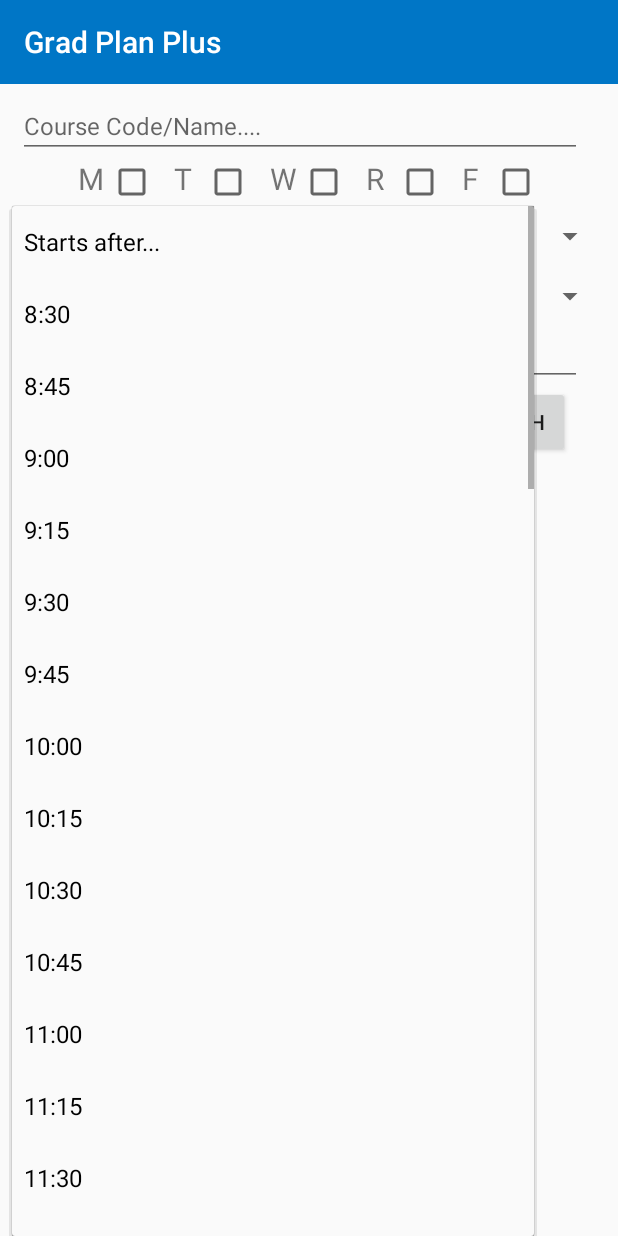
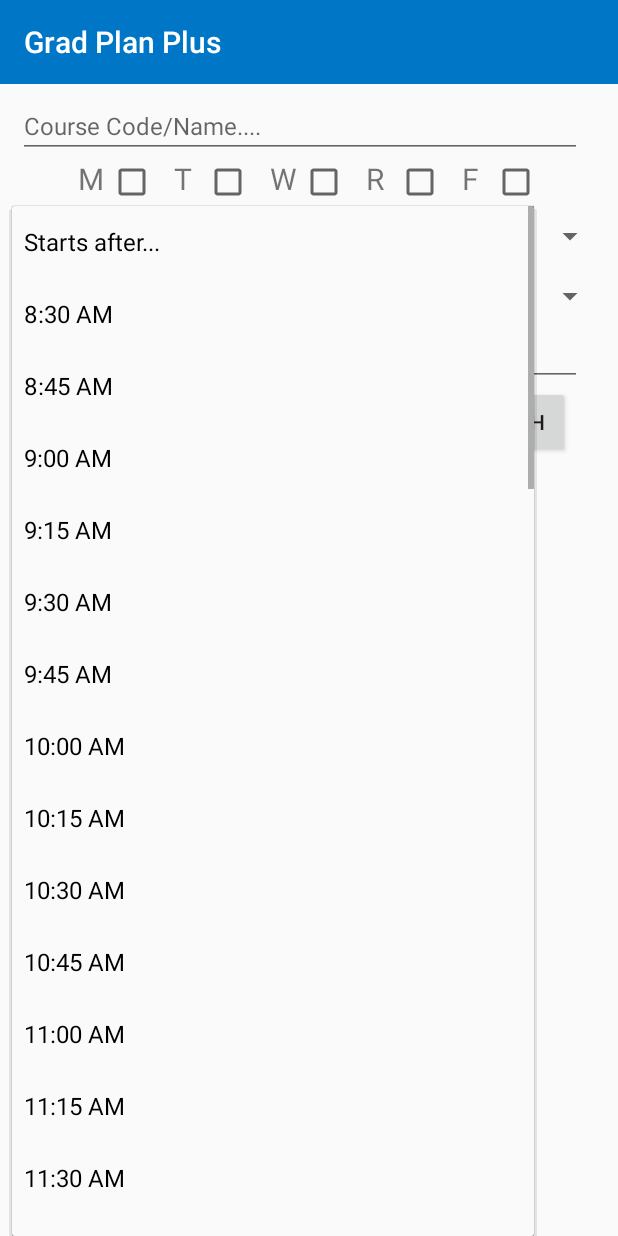
Before and after one commit to tysondoberneck/GradPlanProject, an Android app: the SearchActivity screen opened directly, with no data from a screen before it, after a tap on "Starts after...", on a phone screen of 412 x 824 dp. Run offline under Robolectric (Android 15) with nearby library versions, the phone set to English and light mode, and no system bars; our stand-ins replace Firebase (no records; nobody signed in at launch, a user with empty details on screens opened directly); libraries missing offline, so code that uses them is left out: com.mikepenz.materialdrawer; 8 statements that could not run were skipped.

Commit message:
SearchActivity can now filter by start/end times (has to be exact times, not "starts after" or "ends before" ...yet) and name of instructor. If fields are left blank, they do not factor into filtering.

```diff
--- a/app/src/main/java/com/example/gradplanproject/SearchActivity.java
+++ b/app/src/main/java/com/example/gradplanproject/SearchActivity.java
@@ -282,17 +282,19 @@ public class SearchActivity extends AppCompatActivity {
 
                                 // wds.getInstructor().equals(course.getInstructors().get(0).get("first"))
 
-                                if(wds.getInstructor().length() != 0)
-                                    if (wds.getInstructor().equals(course.getInstructors().get(0).get("first"))) {
+                                if (wds.getInstructor().length() != 0) {
+                                    if (!(wds.getInstructor().equals(course.getInstructors().get(0).get("first"))))
                                         continue;
-                                    }
-
-                                if (wds.getStartTime() != course.getSchedules().get(0).get("start")) {
-                                    continue;
                                 }
 
-                                if (wds.getStartTime() != course.getSchedules().get(0).get("end")) {
-                                    continue;
+                                if (!(wds.getStartTime().equals("Starts after..."))) {
+                                    if (!(wds.getStartTime().equals(course.getSchedules().get(0).get("start"))))
+                                        continue;
+                                }
+
+                                if (!(wds.getEndTime().equals("Ends before..."))) {
+                                    if (!(wds.getEndTime().equals(course.getSchedules().get(0).get("end"))))
+                                        continue;
                                 }
 
                                 if (wds.isSectionFull()) {
@@ -300,18 +302,18 @@ public class SearchActivity extends AppCompatActivity {
                                         continue;
                                 }
 
-                                if (course.getSchedules().size() == 1) {
-                                    boolean matches = true;
-                                    ArrayList<String> daysList = (ArrayList) course.getSchedules().get(0).get("days");
-                                    for (int i = 0; i < 5; i++) {
-                                        if (wds.getDays().get(i) != daysList.get(i)) {
-                                            matches = false;
-                                            continue;
-                                        }
-                                    }
-                                    if (matches == false)
-                                        continue;
-                                }
+//                                if (course.getSchedules().size() == 1) {
+//                                    boolean matches = true;
+//                                    ArrayList<String> daysList = (ArrayList) course.getSchedules().get(0).get("days");
+//                                    for (int i = 0; i < 5; i++) {
+//                                        if (wds.getDays().get(i) != daysList.get(i)) {
+//                                            matches = false;
+//                                            continue;
+//                                        }
+//                                    }
+//                                    if (matches == false)
+//                                        continue;
+//                                }
 
                                 //courses.add(course);
                                 courseList.add(course);
--- a/app/src/main/res/values/strings.xml
+++ b/app/src/main/res/values/strings.xml
@@ -4,110 +4,110 @@
     <string name="next_button">Next Step</string>
     <string-array name="beforeTime_list">
         <item>Ends before...</item>
-        <item>7:45</item>
-        <item>8:00</item>
-        <item>8:15</item>
-        <item>8:30</item>
-        <item>8:45</item>
-        <item>9:00</item>
-        <item>9:15</item>
-        <item>9:30</item>
-        <item>9:45</item>
-        <item>10:00</item>
-        <item>10:15</item>
-        <item>10:30</item>
-        <item>10:45</item>
-        <item>11:00</item>
-        <item>11:15</item>
-        <item>11:30</item>
-        <item>11:45</item>
-        <item>12:00</item>
-        <item>12:15</item>
-        <item>12:30</item>
-        <item>12:45</item>
-        <item>1:00</item>
-        <item>1:15</item>
-        <item>1:30</item>
-        <item>1:45</item>
-        <item>2:00</item>
-        <item>2:15</item>
-        <item>2:30</item>
-        <item>2:45</item>
-        <item>3:00</item>
-        <item>3:15</item>
-        <item>3:30</item>
-        <item>3:45</item>
-        <item>4:00</item>
-        <item>4:15</item>
-        <item>4:30</item>
-        <item>4:45</item>
-        <item>5:00</item>
-        <item>5:15</item>
-        <item>5:30</item>
-        <item>5:45</item>
-        <item>6:00</item>
-        <item>6:15</item>
-        <item>6:30</item>
-        <item>6:45</item>
-        <item>7:00</item>
-        <item>7:15</item>
-        <item>7:30</item>
-        <item>7:45</item>
-        <item>8:00</item>
+        <item>7:45 AM</item>
+        <item>8:00 AM</item>
+        <item>8:15 AM</item>
+        <item>8:30 AM</item>
+        <item>8:45 AM</item>
+        <item>9:00 AM</item>
+        <item>9:15 AM</item>
+        <item>9:30 AM</item>
+        <item>9:45 AM</item>
+        <item>10:00 AM</item>
+        <item>10:15 AM</item>
+        <item>10:30 AM</item>
+        <item>10:45 AM</item>
+        <item>11:00 AM</item>
+        <item>11:15 AM</item>
+        <item>11:30 AM</item>
+        <item>11:45 AM</item>
+        <item>12:00 PM</item>
+        <item>12:15 PM</item>
+        <item>12:30 PM</item>
+        <item>12:45 PM</item>
+        <item>1:00 PM</item>
+        <item>1:15 PM</item>
+        <item>1:30 PM</item>
+        <item>1:45 PM</item>
+        <item>2:00 PM</item>
+        <item>2:15 PM</item>
+        <item>2:30 PM</item>
+        <item>2:45 PM</item>
+        <item>3:00 PM</item>
+        <item>3:15 PM</item>
+        <item>3:30 PM</item>
+        <item>3:45 PM</item>
+        <item>4:00 PM</item>
+        <item>4:15 PM</item>
+        <item>4:30 PM</item>
+        <item>4:45 PM</item>
+        <item>5:00 PM</item>
+        <item>5:15 PM</item>
+        <item>5:30 PM</item>
+        <item>5:45 PM</item>
+        <item>6:00 PM</item>
+        <item>6:15 PM</item>
+        <item>6:30 PM</item>
+        <item>6:45 PM</item>
+        <item>7:00 PM</item>
+        <item>7:15 PM</item>
+        <item>7:30 PM</item>
+        <item>7:45 PM</item>
+        <item>8:00 PM</item>
     </string-array>
     <string-array name="afterTime_list">
         <item>Starts after...</item>
-        <item>8:30</item>
-        <item>8:45</item>
-        <item>9:00</item>
-        <item>9:15</item>
-        <item>9:30</item>
-        <item>9:45</item>
-        <item>10:00</item>
-        <item>10:15</item>
-        <item>10:30</item>
-        <item>10:45</item>
-        <item>11:00</item>
-        <item>11:15</item>
-        <item>11:30</item>
-        <item>11:45</item>
-        <item>12:00</item>
-        <item>12:15</item>
-        <item>12:30</item>
-        <item>12:45</item>
-        <item>1:00</item>
-        <item>1:15</item>
-        <item>1:30</item>
-        <item>1:45</item>
-        <item>2:00</item>
-        <item>2:15</item>
-        <item>2:30</item>
-        <item>2:45</item>
-        <item>3:00</item>
-        <item>3:15</item>
-        <item>3:30</item>
-        <item>3:45</item>
-        <item>4:00</item>
-        <item>4:15</item>
-        <item>4:30</item>
-        <item>4:45</item>
-        <item>5:00</item>
-        <item>5:15</item>
-        <item>5:30</item>
-        <item>5:45</item>
-        <item>6:00</item>
-        <item>6:15</item>
-        <item>6:30</item>
-        <item>6:45</item>
-        <item>7:00</item>
-        <item>7:15</item>
-        <item>7:30</item>
-        <item>7:45</item>
-        <item>8:00</item>
-        <item>8:15</item>
-        <item>8:30</item>
-        <item>8:45</item>
-        <item>9:00</item>
+        <item>8:30 AM</item>
+        <item>8:45 AM</item>
+        <item>9:00 AM</item>
+        <item>9:15 AM</item>
+        <item>9:30 AM</item>
+        <item>9:45 AM</item>
+        <item>10:00 AM</item>
+        <item>10:15 AM</item>
+        <item>10:30 AM</item>
+        <item>10:45 AM</item>
+        <item>11:00 AM</item>
+        <item>11:15 AM</item>
+        <item>11:30 AM</item>
+        <item>11:45 AM</item>
+        <item>12:00 PM</item>
+        <item>12:15 PM</item>
+        <item>12:30 PM</item>
+        <item>12:45 PM</item>
+        <item>1:00 PM</item>
+        <item>1:15 PM</item>
+        <item>1:30 PM</item>
+        <item>1:45 PM</item>
+        <item>2:00 PM</item>
+        <item>2:15 PM</item>
+        <item>2:30 PM</item>
+        <item>2:45 PM</item>
+        <item>3:00 PM</item>
+        <item>3:15 PM</item>
+        <item>3:30 PM</item>
+        <item>3:45 PM</item>
+        <item>4:00 PM</item>
+        <item>4:15 PM</item>
+        <item>4:30 PM</item>
+        <item>4:45 PM</item>
+        <item>5:00 PM</item>
+        <item>5:15 PM</item>
+        <item>5:30 PM</item>
+        <item>5:45 PM</item>
+        <item>6:00 PM</item>
+        <item>6:15 PM</item>
+        <item>6:30 PM</item>
+        <item>6:45 PM</item>
+        <item>7:00 PM</item>
+        <item>7:15 PM</item>
+        <item>7:30 PM</item>
+        <item>7:45 PM</item>
+        <item>8:00 PM</item>
+        <item>8:15 PM</item>
+        <item>8:30 PM</item>
+        <item>8:45 PM</item>
+        <item>9:00 PM</item>
     </string-array>
     <string-array name="day_list">
         <item>Day(s)...</item>
```
